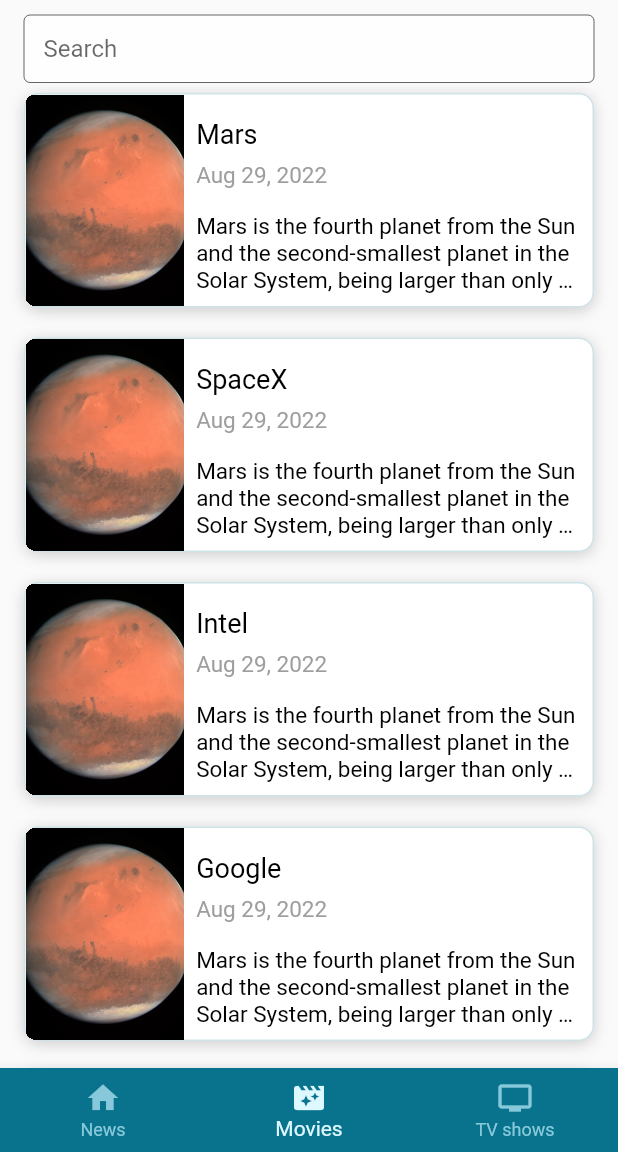
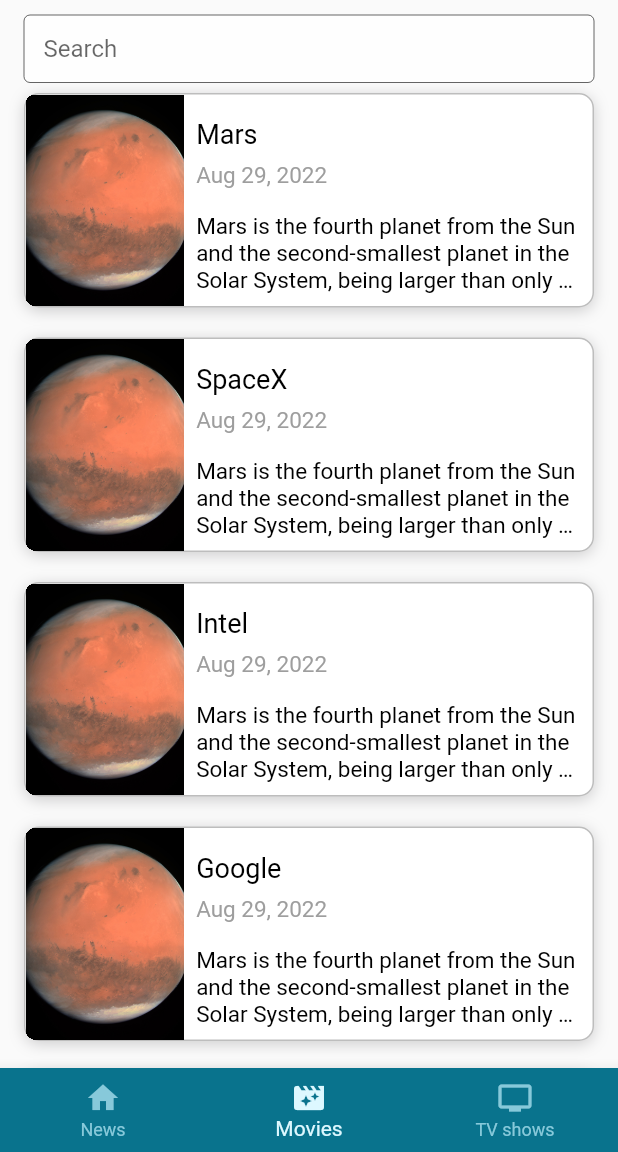
Before and after one commit to ekosh02/PoiskMovie, a Flutter app: the MainScreenWidget screen opened by its route, item 2 of the bottom bar chosen, on a phone screen of 412 x 824 dp, the part 84-1236 px from its top. Run offline on Flutter 3.47's test engine with Material 2 defaults, Android fonts, the phone set to English and light mode, and no system bars.

Commit message:
added box decoration class

```diff
--- /dev/null
+++ b/lib/style/box_decoration_style.dart
@@ -0,0 +1,19 @@
+import 'package:flutter/material.dart';
+import 'package:tmdb_app/style/color_set.dart';
+
+abstract class BoxDecorationStyle {
+  static BoxDecoration boxDecoration = BoxDecoration(
+    color: Colors.white,
+    border: Border.all(color: Colors.black26),
+    borderRadius: const BorderRadius.all(
+      Radius.circular(10),
+    ),
+    boxShadow: [
+      BoxShadow(
+        color: ColorSet.dartTheme.withOpacity(0.2),
+        offset: const Offset(0, 2),
+        blurRadius: 8,
+      ),
+    ],
+  );
+}
--- a/lib/widgets/movie_list/movie_list.dart
+++ b/lib/widgets/movie_list/movie_list.dart
@@ -1,6 +1,6 @@
 import 'package:flutter/material.dart';
 import 'package:tmdb_app/resources/app_images.dart';
-import 'package:tmdb_app/style/color_set.dart';
+import 'package:tmdb_app/style/box_decoration_style.dart';
 import 'package:tmdb_app/style/text_field_style.dart';
 import 'package:tmdb_app/style/text_styles.dart';
 
@@ -138,22 +138,7 @@ class _MovieListWidgetState extends State<MovieListWidget> {
               child: Stack(
                 children: [
                   Container(
-                    decoration: BoxDecoration(
-                      color: Colors.white,
-                      border: Border.all(
-                        color: ColorSet.mainColorTheme.withOpacity(0.2),
-                      ),
-                      borderRadius: const BorderRadius.all(
-                        Radius.circular(10),
-                      ),
-                      boxShadow: [
-                        BoxShadow(
-                          color: ColorSet.dartTheme.withOpacity(0.2),
-                          offset: const Offset(0, 2),
-                          blurRadius: 8,
-                        ),
-                      ],
-                    ),
+                    decoration: BoxDecorationStyle.boxDecoration,
                     clipBehavior: Clip.hardEdge,
                     child: Row(
                       children: [
```
